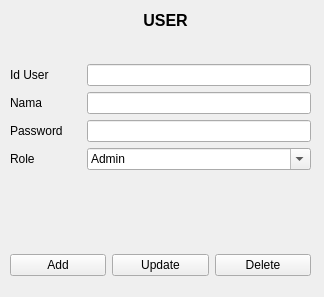
Qt form FrmUser.ui (FarchanS/PBE-kel5-apartment) before a commit.
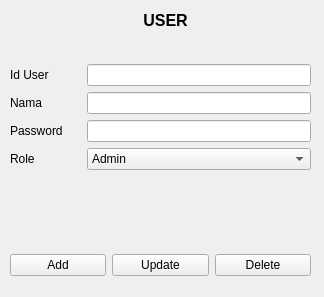
The same form after that commit.

Commit message: masking password

The edit to the form file:
```diff
--- a/FrmUser.ui
+++ b/FrmUser.ui
@@ -105,7 +105,7 @@
         <bool>true</bool>
        </property>
        <property name="editable">
-        <bool>true</bool>
+        <bool>false</bool>
        </property>
        <property name="duplicatesEnabled">
         <bool>false</bool>
```
The commit also changes 2 other files.
